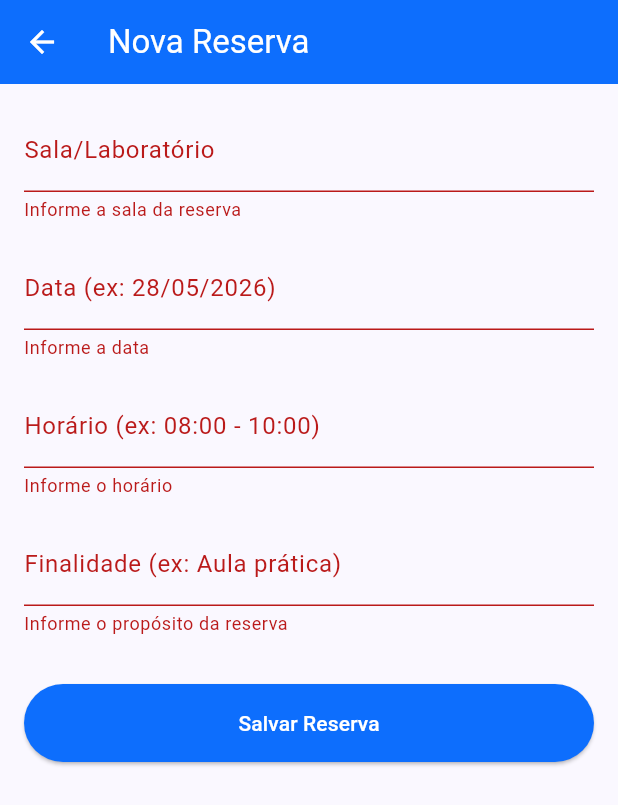
After one commit to NauakXs/unispaces-flutter-, a Flutter app: the ReservaFormPage screen opened directly, after a tap on "Salvar Reserva", on a phone screen of 412 x 824 dp. The commit adds this screen. Shown: the top 805 px of the screen. Run offline on Flutter 3.47's test engine with Material 3 defaults, Android fonts, the phone set to English and light mode, and no system bars; our stand-ins replace cloud_firestore, firebase_auth, firebase_core; accounts and stored records are empty.

Commit message:
feat: implementado CRUD completo de reservas no Firebase

```diff
--- /dev/null
+++ b/lib/reserva_form_page.dart
@@ -0,0 +1,163 @@
+import 'package:flutter/material.dart';
+import 'package:cloud_firestore/cloud_firestore.dart';
+import 'package:firebase_auth/firebase_auth.dart';
+
+class ReservaFormPage extends StatefulWidget {
+  // Variáveis para receber os dados quando for modo de edição
+  final String? reservaId;
+  final Map<String, dynamic>? dadosAtuais;
+
+  const ReservaFormPage({super.key, this.reservaId, this.dadosAtuais});
+
+  @override
+  State<ReservaFormPage> createState() => _ReservaFormPageState();
+}
+
+class _ReservaFormPageState extends State<ReservaFormPage> {
+  final _formKey = GlobalKey<FormState>();
+
+  final _salaController = TextEditingController();
+  final _dataController = TextEditingController();
+  final _horarioController = TextEditingController();
+  final _finalidadeController = TextEditingController();
+
+  @override
+  void initState() {
+    super.initState();
+    // Se recebemos dados (modo edição), preenchemos os campos automaticamente
+    if (widget.dadosAtuais != null) {
+      _salaController.text = widget.dadosAtuais!['sala'] ?? '';
+      _dataController.text = widget.dadosAtuais!['data'] ?? '';
+      _horarioController.text = widget.dadosAtuais!['horario'] ?? '';
+      _finalidadeController.text = widget.dadosAtuais!['finalidade'] ?? '';
+    }
+  }
+
+  void _salvarReserva() async {
+    if (_formKey.currentState!.validate()) {
+      try {
+        final user = FirebaseAuth.instance.currentUser;
+        if (user == null) {
+          throw Exception('Usuário não autenticado. Faça login novamente.');
+        }
+
+        final reservasRef = FirebaseFirestore.instance
+            .collection('users')
+            .doc(user.uid)
+            .collection('reservas');
+
+        // Prepara o pacote de dados (não atualizamos o status nem a data de criação na edição)
+        final Map<String, dynamic> dadosParaSalvar = {
+          'sala': _salaController.text,
+          'data': _dataController.text,
+          'horario': _horarioController.text,
+          'finalidade': _finalidadeController.text,
+        };
+
+        if (widget.reservaId == null) {
+          // MODO CADASTRO: Adiciona as chaves exclusivas de criação
+          dadosParaSalvar['status'] = 'Confirmada';
+          dadosParaSalvar['criadoEm'] = FieldValue.serverTimestamp();
+          await reservasRef.add(dadosParaSalvar);
+        } else {
+          // MODO EDIÇÃO: Atualiza apenas os dados no documento existente
+          await reservasRef.doc(widget.reservaId).update(dadosParaSalvar);
+        }
+
+        if (mounted) {
+          ScaffoldMessenger.of(context).showSnackBar(
+            SnackBar(
+              content: Text(widget.reservaId == null
+                  ? 'Reserva salva com sucesso!'
+                  : 'Reserva atualizada com sucesso!'),
+              backgroundColor: Colors.green,
+            ),
+          );
+          Navigator.pop(context);
+        }
+      } catch (e) {
+        if (mounted) {
+          ScaffoldMessenger.of(context).showSnackBar(
+            SnackBar(
+              content: Text('Erro ao salvar: $e'),
+              backgroundColor: Colors.red,
+            ),
+          );
+        }
+      }
+    }
+  }
+
+  @override
+  Widget build(BuildContext context) {
+    // Muda o título dinamicamente com base na ação
+    final tituloTela = widget.reservaId == null ? 'Nova Reserva' : 'Editar Reserva';
+
+    return Scaffold(
+      appBar: AppBar(
+        title: Text(tituloTela),
+        backgroundColor: const Color(0xFF0D6EFD),
+        foregroundColor: Colors.white,
+      ),
+      body: Padding(
+        padding: const EdgeInsets.all(16.0),
+        child: Form(
+          key: _formKey,
+          child: ListView(
+            children: [
+              TextFormField(
+                controller: _salaController,
+                decoration: const InputDecoration(labelText: 'Sala/Laboratório'),
+                validator: (value) {
+                  if (value == null || value.isEmpty) return 'Informe a sala da reserva';
+                  return null;
+                },
+              ),
+              const SizedBox(height: 16),
+              TextFormField(
+                controller: _dataController,
+                decoration: const InputDecoration(labelText: 'Data (ex: 28/05/2026)'),
+                validator: (value) {
+                  if (value == null || value.isEmpty) return 'Informe a data';
+                  return null;
+                },
+              ),
+              const SizedBox(height: 16),
+              TextFormField(
+                controller: _horarioController,
+                decoration: const InputDecoration(labelText: 'Horário (ex: 08:00 - 10:00)'),
+                validator: (value) {
+                  if (value == null || value.isEmpty) return 'Informe o horário';
+                  return null;
+                },
+              ),
+              const SizedBox(height: 16),
+              TextFormField(
+                controller: _finalidadeController,
+                decoration: const InputDecoration(labelText: 'Finalidade (ex: Aula prática)'),
+                validator: (value) {
+                  if (value == null || value.isEmpty) {
+                    return 'Informe o propósito da reserva';
+                  } else if (value.length < 5) {
+                    return 'Seja mais específico na finalidade';
+                  }
+                  return null;
+                },
+              ),
+              const SizedBox(height: 32),
+              ElevatedButton(
+                onPressed: _salvarReserva,
+                style: ElevatedButton.styleFrom(
+                  backgroundColor: const Color(0xFF0D6EFD),
+                  foregroundColor: Colors.white,
+                  padding: const EdgeInsets.symmetric(vertical: 16),
+                ),
+                child: Text(widget.reservaId == null ? 'Salvar Reserva' : 'Atualizar Reserva'),
+              ),
+            ],
+          ),
+        ),
+      ),
+    );
+  }
+}
--- a/pubspec.yaml
+++ b/pubspec.yaml
@@ -36,6 +36,7 @@ dependencies:
   cupertino_icons: ^1.0.8
   firebase_core: ^4.9.0
   firebase_auth: ^6.5.1
+  cloud_firestore: ^6.4.1
 
 dev_dependencies:
   flutter_test:
```
Also changed, not shown: lib/screens/home_page.dart (+160 -15 lines), pubspec.lock, 3 other files.
